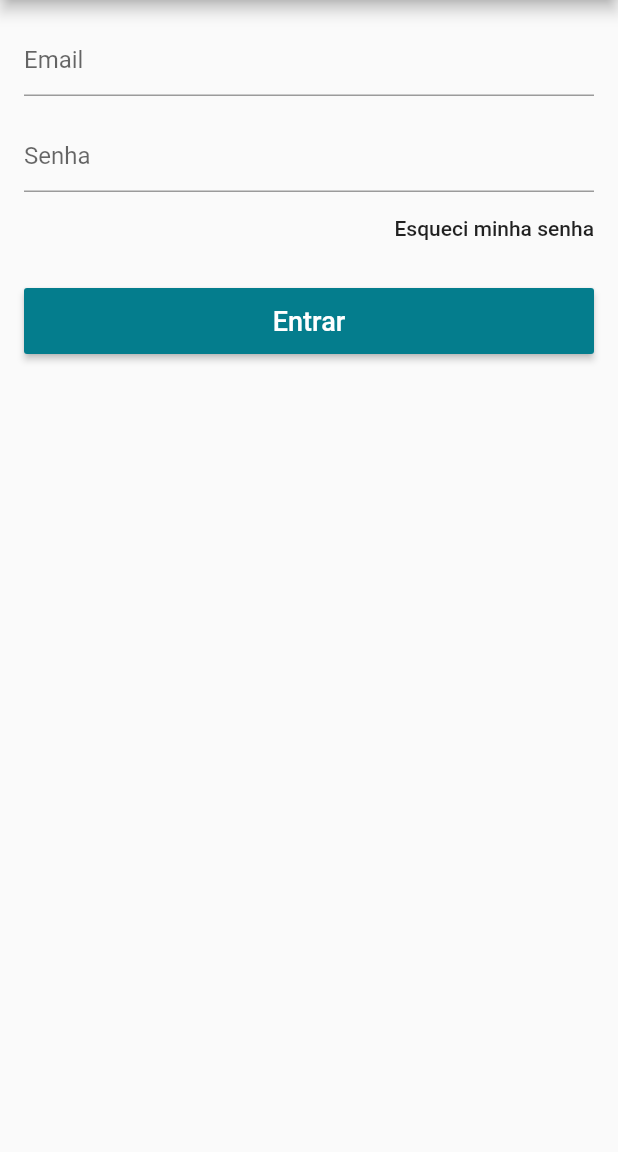
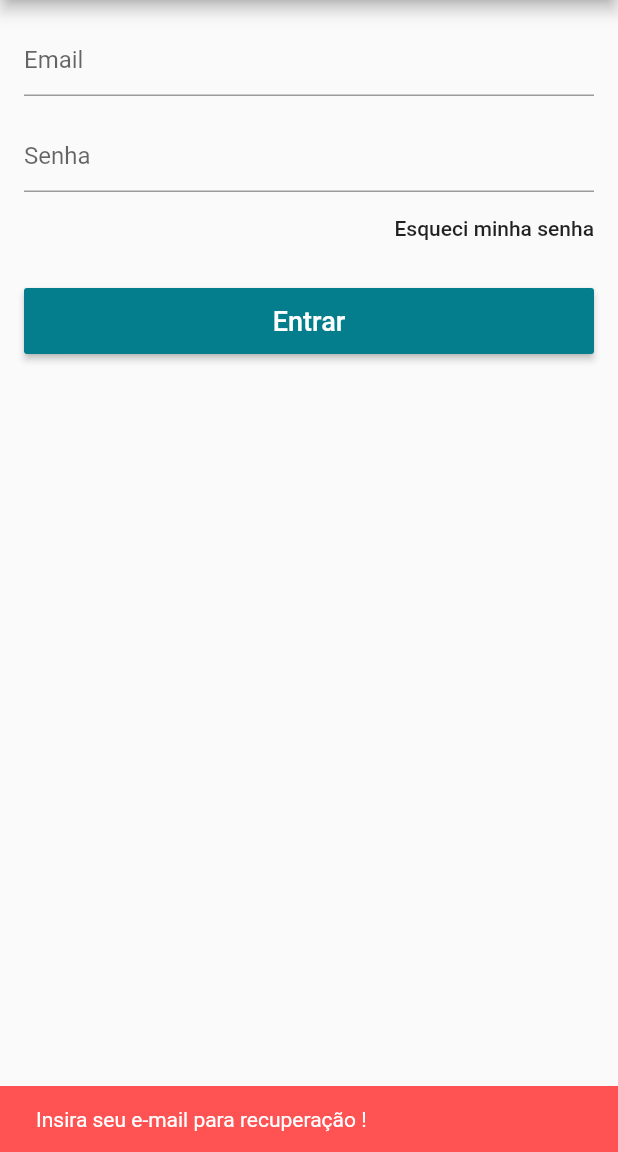
Before and after one commit to EliasJnr/puramassa-app, a Flutter app: the LoginScreen screen opened directly, after a tap on "Esqueci minha senha", on a phone screen of 412 x 824 dp, the part 84-1236 px from its top. Run offline on Flutter 3.47's test engine with Material 2 defaults, Android fonts, the phone set to English and light mode, and no system bars; our stand-ins replace carousel_pro, cloud_firestore, firebase_auth, transparent_image; accounts and stored records are empty.

```diff
--- a/lib/models/user_model.dart
+++ b/lib/models/user_model.dart
@@ -77,7 +77,9 @@ class UserModel extends Model {
     notifyListeners();
   }
 
-  void recoverPass() {}
+  void recoverPass(String email) {
+    _auth.sendPasswordResetEmail(email: email);
+  }
 
   bool isLoggedIn() {
     return firebaseUser != null;
--- a/lib/screens/login_screen.dart
+++ b/lib/screens/login_screen.dart
@@ -67,7 +67,23 @@ class _LoginScreenState extends State<LoginScreen> {
                 Align(
                   alignment: Alignment.centerRight,
                   child: FlatButton(
-                      onPressed: () {},
+                      onPressed: () {
+                        if(_emailController.text.isEmpty)
+                          _scaffoldKey.currentState.showSnackBar(SnackBar(
+                            content: Text("Insira seu e-mail para recuperação !"),
+                            backgroundColor: Colors.redAccent,
+                            duration: Duration(seconds: 2),
+                          ));
+                        else{
+                          model.recoverPass(_emailController.text);
+                          _scaffoldKey.currentState.showSnackBar(SnackBar(
+                            content: Text("Confira seu email !"),
+                            backgroundColor: Theme.of(context).primaryColor,
+                            duration: Duration(seconds: 2),
+                          ));
+                        }
+
+                      },
                       child: Text(
                         "Esqueci minha senha",
                         textAlign: TextAlign.right,
@@ -87,13 +103,15 @@ class _LoginScreenState extends State<LoginScreen> {
                     textColor: Colors.white,
                     color: Theme.of(context).primaryColor,
                     onPressed: () {
-                      if (_formKey.currentState.validate()) {}
+                      if (_formKey.currentState.validate()) {
+                        model.signIn(
+                            email: _emailController.text,
+                            senha: _passController.text,
+                            onSuccess: _onSuccess,
+                            onFail: _onFail);
+                      }
 
-                      model.signIn(
-                          email: _emailController.text,
-                          senha: _passController.text,
-                          onSuccess: _onSuccess,
-                          onFail: _onFail);
+
                     },
                   ),
                 )
```
